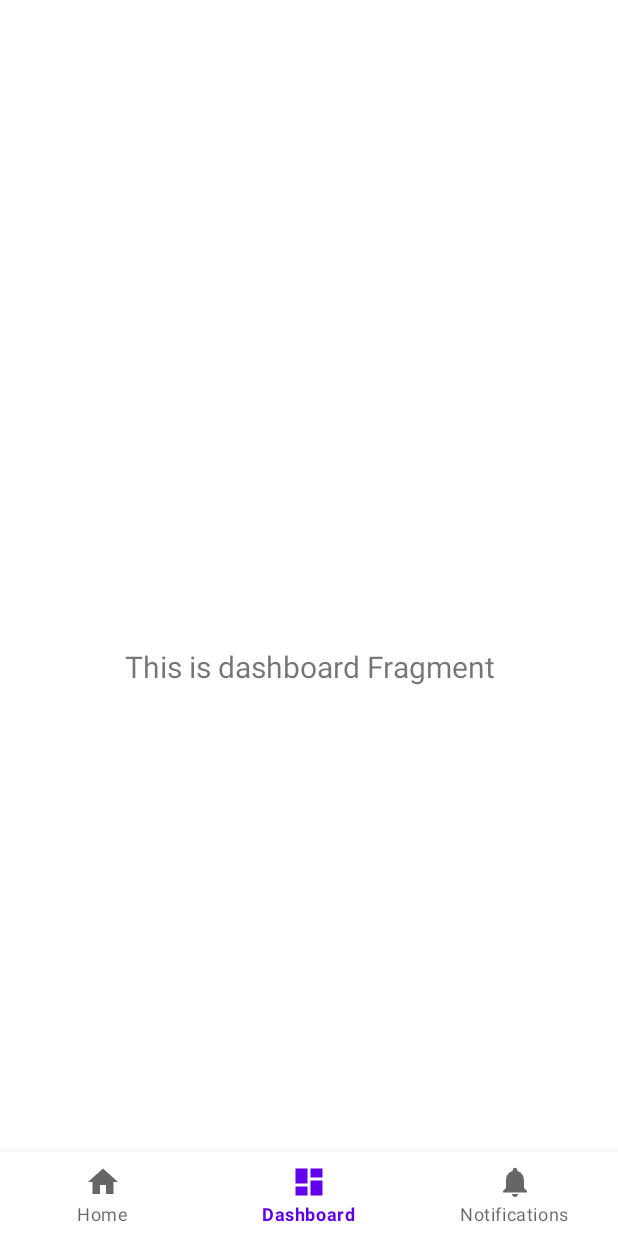
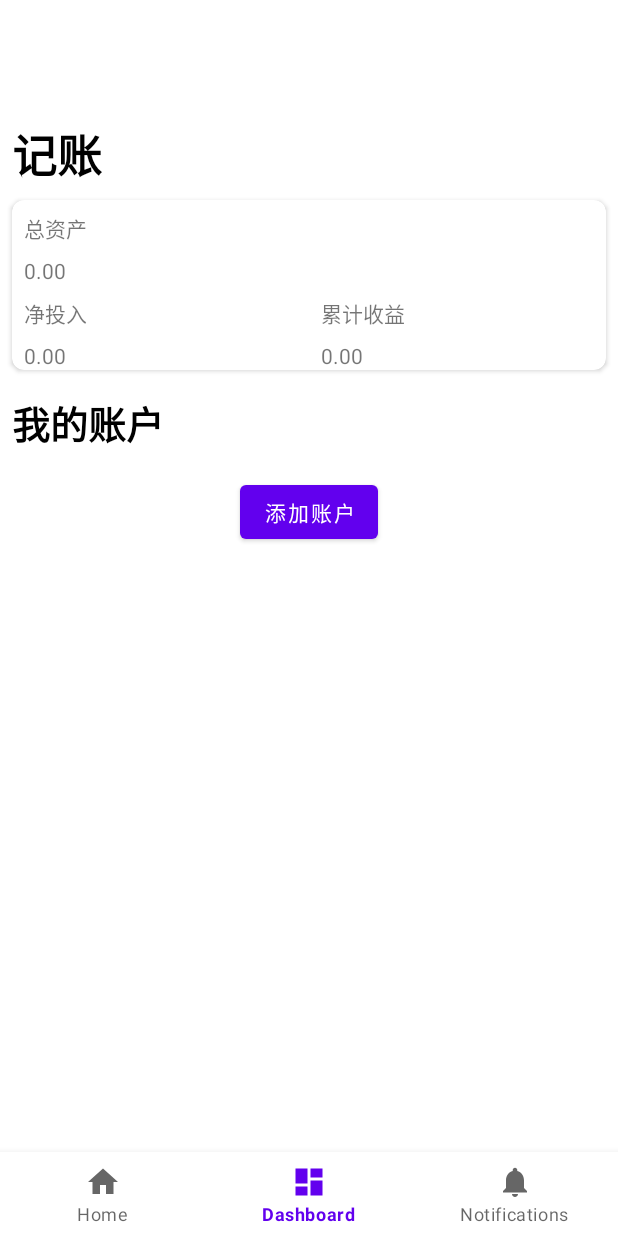
Before and after one commit to lzh-forever/bookkeeping, an Android app: the screen it shows after launch (MainActivity), item 2 of the bottom bar chosen, on a phone screen of 412 x 824 dp. Run offline under Robolectric (Android 15) with nearby library versions, the phone set to English and light mode, and no system bars; our stand-ins replace Room's generated code, navigation-ui; 2 statements that could not run were skipped.

```diff
--- a/app/src/main/java/com/example/bookkeeping/data/Repository.kt
+++ b/app/src/main/java/com/example/bookkeeping/data/Repository.kt
@@ -1,10 +1,31 @@
 package com.example.bookkeeping.data
 
+import android.util.Log
 import com.example.bookkeeping.MyApplication
 import com.example.bookkeeping.data.room.AppDatabase
+import com.example.bookkeeping.data.room.entity.Account
+import kotlinx.coroutines.Dispatchers
+import kotlinx.coroutines.flow.Flow
 import kotlinx.coroutines.flow.MutableStateFlow
+import kotlinx.coroutines.flow.flow
+import kotlinx.coroutines.flow.flowOn
+import kotlinx.coroutines.withContext
 
 object Repository {
     val hideFlow = MutableStateFlow(false)
     val database by lazy { AppDatabase.getInstance(MyApplication.context) }
+
+    fun getAccountList(): Flow<List<Account>> =
+        database.accountDao().getAllAccounts().flowOn(Dispatchers.IO)
+
+//    fun getAccountList(): Flow<List<Account>> = flow {
+//        val list = ArrayList<Account>()
+//        list.apply {
+//            add(Account(1,"账户1",12000.0,10000.0,2000.0))
+//        }
+//        Log.d("flow","before emit")
+//        emit(list)
+//    }.flowOn(Dispatchers.IO)
+
+
 }
--- a/app/src/main/java/com/example/bookkeeping/data/room/entity/Account.kt
+++ b/app/src/main/java/com/example/bookkeeping/data/room/entity/Account.kt
@@ -8,7 +8,8 @@ data class Account(
     @ColumnInfo(name = "account_name") val name: String,
     @ColumnInfo(name = "total_asset") val totalAsset: Double = 0.0,
     @ColumnInfo(name = "net_investment") val netInvestment: Double = 0.0,
-    @ColumnInfo(name = "profit") val profit: Double = 0.0
+    @ColumnInfo(name = "profit") val profit: Double = 0.0,
+    @ColumnInfo(name = "rate_of_return") val rate:Double = 0.0
 ) {
     fun updateFromRecords(records: List<Record>) = copy(
         id = id,
--- /dev/null
+++ b/app/src/main/java/com/example/bookkeeping/ui/bookkeeping/AccountAdapter.kt
@@ -0,0 +1,64 @@
+package com.example.bookkeeping.ui.bookkeeping
+
+import android.util.Log
+import android.view.LayoutInflater
+import android.view.ViewGroup
+import androidx.recyclerview.widget.DiffUtil
+import androidx.recyclerview.widget.RecyclerView
+import com.example.bookkeeping.data.room.entity.Account
+import com.example.bookkeeping.databinding.ItemAccountBinding
+import com.example.bookkeeping.util.getFormattedDouble
+import com.example.bookkeeping.util.getFormattedRate
+
+class AccountAdapter(private var accountList: List<Account>) :
+    RecyclerView.Adapter<AccountAdapter.AccountViewHolder>() {
+
+    inner class AccountViewHolder(binding: ItemAccountBinding) :
+        RecyclerView.ViewHolder(binding.root) {
+        val name = binding.accountName
+        val asserts = binding.assertsTv
+        val profit = binding.profitTv
+        val rate = binding.rateTv
+    }
+
+    fun updateList(newList: List<Account>) {
+        val diffResult = DiffUtil.calculateDiff(AccountDiffCallback(accountList, newList))
+        accountList = newList
+        diffResult.dispatchUpdatesTo(this)
+    }
+
+    override fun onCreateViewHolder(parent: ViewGroup, viewType: Int): AccountViewHolder {
+        val binding = ItemAccountBinding.inflate(LayoutInflater.from(parent.context), parent, false)
+        return AccountViewHolder(binding)
+    }
+
+    override fun onBindViewHolder(holder: AccountViewHolder, position: Int) {
+        val account = accountList[position]
+        holder.apply {
+            name.text = account.name
+            asserts.setHidableText(getFormattedDouble(account.totalAsset))
+            profit.setHidableText(getFormattedDouble(account.profit))
+            rate.text = getFormattedRate(account.rate)
+        }
+    }
+
+    override fun getItemCount(): Int = accountList.size
+
+    inner class AccountDiffCallback(
+        private val oldList: List<Account>,
+        private val newList: List<Account>
+    ) : DiffUtil.Callback() {
+        override fun getOldListSize(): Int = oldList.size
+
+        override fun getNewListSize(): Int = newList.size
+
+        override fun areItemsTheSame(oldItemPosition: Int, newItemPosition: Int): Boolean {
+            return oldList[oldItemPosition].id == newList[newItemPosition].id
+        }
+
+        override fun areContentsTheSame(oldItemPosition: Int, newItemPosition: Int): Boolean {
+            return oldList[oldItemPosition] == newList[newItemPosition]
+        }
+    }
+
+}
--- a/app/src/main/java/com/example/bookkeeping/ui/bookkeeping/BookKeepingFragment.kt
+++ b/app/src/main/java/com/example/bookkeeping/ui/bookkeeping/BookKeepingFragment.kt
@@ -2,26 +2,54 @@ package com.example.bookkeeping.ui.bookkeeping
 
 import androidx.lifecycle.ViewModelProvider
 import android.os.Bundle
+import android.util.Log
 import androidx.fragment.app.Fragment
 import android.view.LayoutInflater
 import android.view.View
 import android.view.ViewGroup
+import androidx.lifecycle.lifecycleScope
+import androidx.recyclerview.widget.LinearLayoutManager
 import com.example.bookkeeping.R
+import com.example.bookkeeping.data.Repository
+import com.example.bookkeeping.databinding.FragmentBookKeepingBinding
 
 class BookKeepingFragment : Fragment() {
 
-    companion object {
-        fun newInstance() = BookKeepingFragment()
-    }
+    private val viewModel by lazy { ViewModelProvider(this).get(BookKeepingViewModel::class.java) }
 
-    private lateinit var viewModel: BookKeepingViewModel
+    private var _binding: FragmentBookKeepingBinding? = null
+
+    private val binding
+        get() = _binding!!
+
 
     override fun onCreateView(
         inflater: LayoutInflater, container: ViewGroup?,
         savedInstanceState: Bundle?
-    ): View? {
-        viewModel = ViewModelProvider(this).get(BookKeepingViewModel::class.java)
-        return inflater.inflate(R.layout.fragment_book_keeping, container, false)
+    ): View {
+        _binding = FragmentBookKeepingBinding.inflate(inflater, container, false)
+
+        lifecycleScope.launchWhenCreated {
+            Repository.getAccountList()
+        }
+
+        binding.accountRv.apply {
+            layoutManager = LinearLayoutManager(context)
+            adapter = AccountAdapter(emptyList())
+        }
+
+        viewModel.accountList.observe(viewLifecycleOwner) {
+            val adapter = binding.accountRv.adapter as AccountAdapter
+            adapter.updateList(it)
+            Log.d("flow","collect")
+        }
+
+        return binding.root
+    }
+
+    override fun onDestroyView() {
+        _binding = null
+        super.onDestroyView()
     }
 
 
--- a/app/src/main/java/com/example/bookkeeping/ui/bookkeeping/BookKeepingViewModel.kt
+++ b/app/src/main/java/com/example/bookkeeping/ui/bookkeeping/BookKeepingViewModel.kt
@@ -1,7 +1,19 @@
 package com.example.bookkeeping.ui.bookkeeping
 
+import android.util.Log
+import androidx.lifecycle.LiveData
 import androidx.lifecycle.ViewModel
+import androidx.lifecycle.asLiveData
+import androidx.lifecycle.liveData
+import com.example.bookkeeping.data.Repository
+import com.example.bookkeeping.data.room.entity.Account
+import kotlinx.coroutines.flow.collectLatest
 
 class BookKeepingViewModel : ViewModel() {
-    // TODO: Implement the ViewModel
+    val accountList:LiveData<List<Account>> = liveData {
+        Repository.getAccountList().collectLatest {
+            emit(it)
+        }
+    }
+
 }
--- /dev/null
+++ b/app/src/main/java/com/example/bookkeeping/util/numberUtil.kt
@@ -0,0 +1,5 @@
+package com.example.bookkeeping.util
+
+fun getFormattedDouble(double: Double) = String.format("%.2f", double)
+
+fun getFormattedRate(double: Double) = String.format("%.2f%%", double * 100)
--- a/app/src/main/res/navigation/mobile_navigation.xml
+++ b/app/src/main/res/navigation/mobile_navigation.xml
@@ -13,7 +13,7 @@
 
     <fragment
         android:id="@+id/navigation_dashboard"
-        android:name="com.example.bookkeeping.ui.dashboard.DashboardFragment"
+        android:name="com.example.bookkeeping.ui.bookkeeping.BookKeepingFragment"
         android:label="@string/title_dashboard"
         tools:layout="@layout/fragment_dashboard" />
 
--- a/app/src/main/res/values/strings.xml
+++ b/app/src/main/res/values/strings.xml
@@ -10,5 +10,10 @@
     <string name="summary_input">净投入</string>
     <string name="summary_profit">累计收益</string>
     <string name="default_num">0.00</string>
+    <string name="default_rate">暂无</string>
     <string name="add_account">添加账户</string>
+    <string name="account_name">账户名称</string>
+    <string name="account_asserts">账户资产</string>
+    <string name="account_profit">累计收益</string>
+    <string name="account_rate_of_return">年化收益率</string>
 </resources>
```
Also changed, not shown: app/src/main/res/layout/item_account.xml (added, +78 -0 lines), 1 other file.
